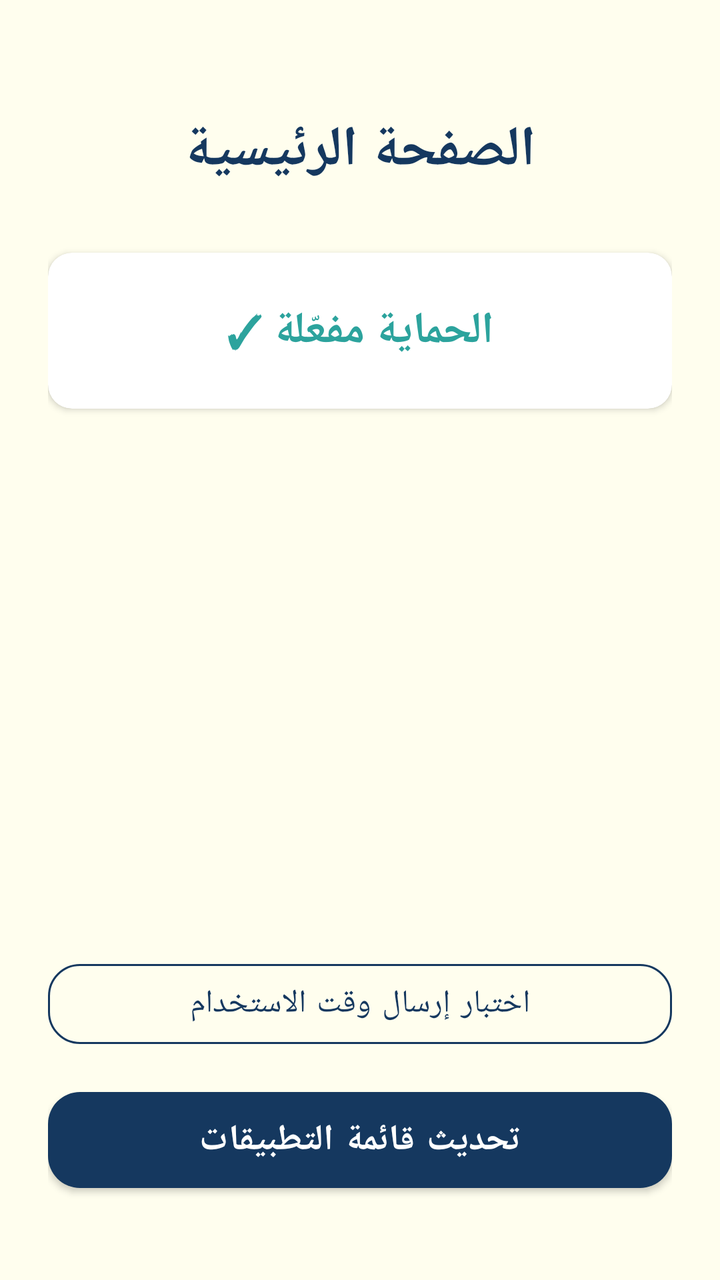
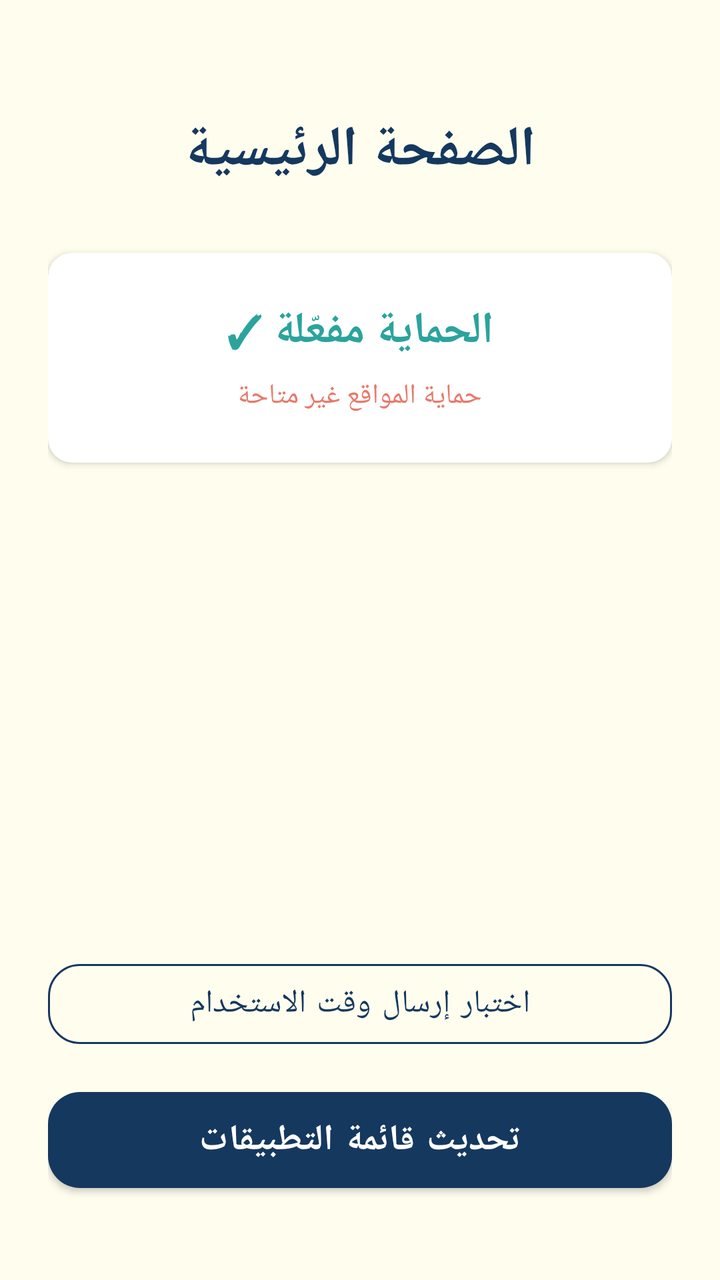

An Android layout rendered at two revisions. The XML below is the earlier revision; the diff shows what the commit changed to produce the second picture.
<!-- AndroidManifest.xml: application theme Theme.SafeNestKids -->
<!-- res/layout/fragment_home.xml -->
<?xml version="1.0" encoding="utf-8"?>
<androidx.constraintlayout.widget.ConstraintLayout xmlns:android="http://schemas.android.com/apk/res/android"
    xmlns:app="http://schemas.android.com/apk/res-auto"
    android:layout_width="match_parent"
    android:layout_height="match_parent"
    android:background="@color/background_light"
    android:layoutDirection="rtl"
    android:padding="24dp">

    <TextView
        android:id="@+id/tv_title"
        android:layout_width="wrap_content"
        android:layout_height="wrap_content"
        android:text="الصفحة الرئيسية"
        android:textColor="@color/purple_dark"
        android:textSize="28sp"
        android:textStyle="bold"
        android:layout_marginTop="32dp"
        app:layout_constraintTop_toTopOf="parent"
        app:layout_constraintStart_toStartOf="parent"
        app:layout_constraintEnd_toEndOf="parent" />

    
    <com.google.android.material.card.MaterialCardView
        android:id="@+id/card_status"
        android:layout_width="0dp"
        android:layout_height="wrap_content"
        android:layout_marginTop="32dp"
        app:cardCornerRadius="12dp"
        app:cardElevation="2dp"
        app:layout_constraintTop_toBottomOf="@id/tv_title"
        app:layout_constraintStart_toStartOf="parent"
        app:layout_constraintEnd_toEndOf="parent">

        <LinearLayout
            android:layout_width="match_parent"
            android:layout_height="wrap_content"
            android:gravity="center"
            android:orientation="vertical"
            android:padding="24dp">

            <TextView
                android:id="@+id/tv_protection_status"
                android:layout_width="wrap_content"
                android:layout_height="wrap_content"
                android:text="الحماية مفعّلة ✓"
                android:textColor="@color/green_success"
                android:textSize="22sp"
                android:textStyle="bold"
                android:gravity="center" />

            <com.google.android.material.button.MaterialButton
                android:id="@+id/btn_fix_permissions"
                style="@style/Widget.MaterialComponents.Button.OutlinedButton"
                android:layout_width="wrap_content"
                android:layout_height="wrap_content"
                android:layout_marginTop="12dp"
                android:text="إعادة ضبط الأذونات"
                android:textColor="@color/red_warning"
                android:visibility="gone"
                app:strokeColor="@color/red_warning"
                app:cornerRadius="8dp" />

        </LinearLayout>
    </com.google.android.material.card.MaterialCardView>

    <ProgressBar
        android:id="@+id/progress_sync"
        android:layout_width="wrap_content"
        android:layout_height="wrap_content"
        android:visibility="gone"
        android:layout_marginBottom="16dp"
        app:layout_constraintBottom_toTopOf="@id/btn_test_usage"
        app:layout_constraintStart_toStartOf="parent"
        app:layout_constraintEnd_toEndOf="parent" />

    
    <com.google.android.material.button.MaterialButton
        android:id="@+id/btn_test_usage"
        style="@style/Widget.MaterialComponents.Button.OutlinedButton"
        android:layout_width="0dp"
        android:layout_height="52dp"
        android:layout_marginBottom="12dp"
        android:text="اختبار إرسال وقت الاستخدام"
        android:textColor="@color/purple_dark"
        android:textSize="16sp"
        app:strokeColor="@color/purple_dark"
        app:cornerRadius="16dp"
        app:layout_constraintBottom_toTopOf="@id/btn_refresh_apps"
        app:layout_constraintStart_toStartOf="parent"
        app:layout_constraintEnd_toEndOf="parent" />

    <com.google.android.material.button.MaterialButton
        android:id="@+id/btn_refresh_apps"
        android:layout_width="0dp"
        android:layout_height="60dp"
        android:layout_marginBottom="16dp"
        android:text="تحديث قائمة التطبيقات"
        android:textColor="@color/white"
        android:textSize="18sp"
        android:textStyle="bold"
        app:backgroundTint="@color/purple_dark"
        app:cornerRadius="16dp"
        app:layout_constraintBottom_toBottomOf="parent"
        app:layout_constraintStart_toStartOf="parent"
        app:layout_constraintEnd_toEndOf="parent" />

</androidx.constraintlayout.widget.ConstraintLayout>
<!-- resources referenced by this layout -->
<resources>
  <color name="background_light">#FFFEEE</color>
  <color name="green_success">#2CA39D</color>
  <color name="purple_dark">#15385F</color>
  <color name="red_warning">#E8796A</color>
  <color name="white">#FFFFFF</color>
  <style name="Theme.SafeNestKids" parent="Theme.MaterialComponents.DayNight.DarkActionBar">
          <item name="colorPrimary">@color/teal_brand</item>
          <item name="colorPrimaryVariant">@color/navy_brand</item>
          <item name="colorOnPrimary">@color/white</item>
          <item name="colorSecondary">@color/navy_brand</item>
          <item name="colorSecondaryVariant">@color/teal_brand</item>
          <item name="colorOnSecondary">@color/white</item>
          <item name="android:statusBarColor">@color/ivory_surface</item>
          <item name="android:navigationBarColor">@color/ivory_surface</item>
          <item name="android:windowBackground">@color/ivory_surface</item>
          <item name="android:fontFamily">sans-serif</item>
          <item name="android:windowLightStatusBar">true</item>
          <item name="android:windowLightNavigationBar">true</item>
      </style>
  <color name="teal_brand">#2CA39D</color>
  <color name="navy_brand">#15385F</color>
  <color name="ivory_surface">#FFFEEE</color>
</resources>

<!-- the commit's change to res/layout/fragment_home.xml (unified diff, before → after) -->
@@ -47,6 +47,16 @@
                 android:textColor="@color/green_success"
                 android:textSize="22sp"
                 android:textStyle="bold"
+                android:gravity="center" />
+
+            <TextView
+                android:id="@+id/tv_website_status"
+                android:layout_width="wrap_content"
+                android:layout_height="wrap_content"
+                android:layout_marginTop="8dp"
+                android:text="حماية المواقع غير متاحة"
+                android:textColor="@color/red_warning"
+                android:textSize="14sp"
                 android:gravity="center" />
 
             <com.google.android.material.button.MaterialButton
